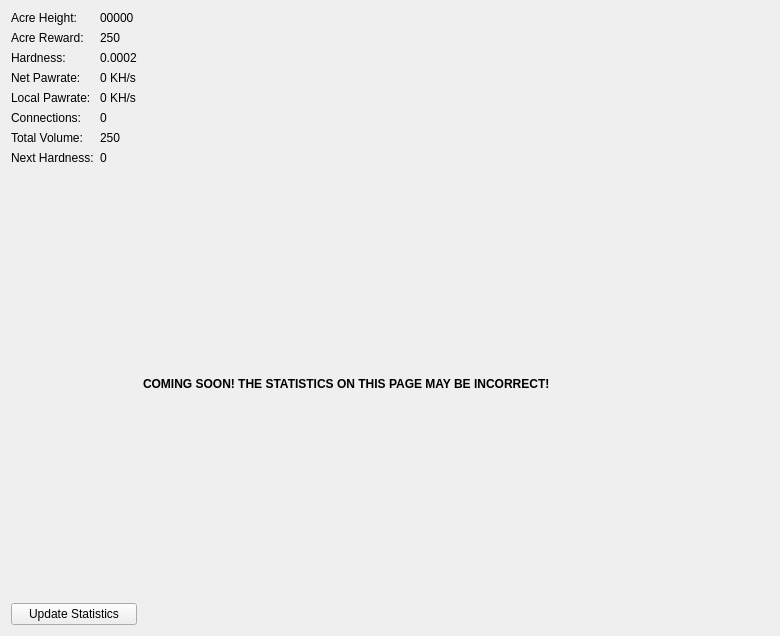
This is src/qt/forms/statisticspage.ui in MrHFox/FoxHole_ as Qt 5 draws it before an edit. The edited form follows.
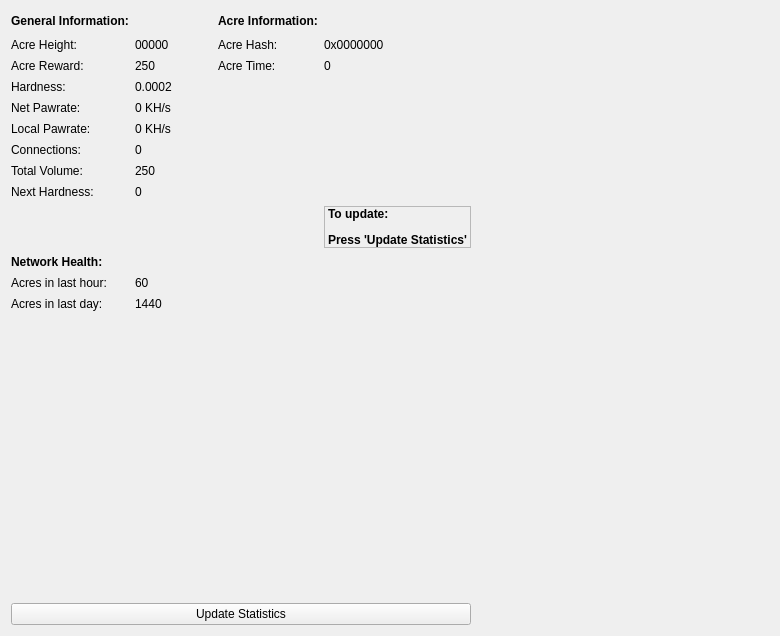
This is the edited form.

Diff of the .ui file:
```diff
--- a/src/qt/forms/statisticspage.ui
+++ b/src/qt/forms/statisticspage.ui
@@ -17,21 +17,8 @@
    <property name="sizeConstraint">
     <enum>QLayout::SetMaximumSize</enum>
    </property>
-   <item row="0" column="2">
-    <spacer name="horizontalSpacer">
-     <property name="orientation">
-      <enum>Qt::Horizontal</enum>
-     </property>
-     <property name="sizeHint" stdset="0">
-      <size>
-       <width>40</width>
-       <height>20</height>
-      </size>
-     </property>
-    </spacer>
-   </item>
    <item row="2" column="0">
-    <spacer name="verticalSpacer">
+    <spacer name="verticalSpacer_2">
      <property name="orientation">
       <enum>Qt::Vertical</enum>
      </property>
@@ -43,86 +30,171 @@
      </property>
     </spacer>
    </item>
-   <item row="3" column="0">
-    <widget class="QPushButton" name="startButton">
-     <property name="text">
-      <string>Update Statistics</string>
+   <item row="1" column="0">
+    <layout class="QGridLayout" name="gridLayout_2">
+     <property name="leftMargin">
+      <number>0</number>
      </property>
-    </widget>
-   </item>
-   <item row="2" column="2">
-    <widget class="QLabel" name="label_2">
-     <property name="text">
-      <string>&lt;html&gt;&lt;head/&gt;&lt;body&gt;&lt;p&gt;&lt;span style=&quot; font-weight:600;&quot;&gt;COMING SOON! THE STATISTICS ON THIS PAGE MAY BE INCORRECT!&lt;/span&gt;&lt;/p&gt;&lt;/body&gt;&lt;/html&gt;</string>
+     <property name="verticalSpacing">
+      <number>7</number>
      </property>
-    </widget>
-   </item>
-   <item row="0" column="0">
-    <layout class="QFormLayout" name="formLayout">
      <item row="0" column="0">
-      <widget class="QLabel" name="label">
+      <widget class="QLabel" name="label_9">
        <property name="text">
-        <string>Acre Height:</string>
+        <string>&lt;html&gt;&lt;head/&gt;&lt;body&gt;&lt;p&gt;&lt;span style=&quot; font-weight:600;&quot;&gt;General Information:&lt;/span&gt;&lt;/p&gt;&lt;/body&gt;&lt;/html&gt;</string>
        </property>
       </widget>
      </item>
-     <item row="0" column="1">
-      <widget class="QLabel" name="heightBox">
+     <item row="1" column="5">
+      <widget class="QLabel" name="hashBox">
        <property name="text">
-        <string>00000</string>
+        <string>0x0000000</string>
        </property>
       </widget>
      </item>
-     <item row="1" column="0">
-      <widget class="QLabel" name="label_3">
-       <property name="text">
-        <string>Acre Reward:</string>
-       </property>
-      </widget>
-     </item>
-     <item row="1" column="1">
+     <item row="2" column="1">
       <widget class="QLabel" name="rewardBox">
        <property name="text">
         <string>250</string>
        </property>
       </widget>
      </item>
+     <item row="9" column="0">
+      <spacer name="verticalSpacer">
+       <property name="orientation">
+        <enum>Qt::Vertical</enum>
+       </property>
+       <property name="sizeHint" stdset="0">
+        <size>
+         <width>20</width>
+         <height>40</height>
+        </size>
+       </property>
+      </spacer>
+     </item>
+     <item row="4" column="1">
+      <widget class="QLabel" name="pawrateBox">
+       <property name="text">
+        <string>0 KH/s</string>
+       </property>
+      </widget>
+     </item>
      <item row="2" column="0">
+      <widget class="QLabel" name="label_3">
+       <property name="text">
+        <string>Acre Reward:</string>
+       </property>
+      </widget>
+     </item>
+     <item row="1" column="0">
+      <widget class="QLabel" name="label">
+       <property name="text">
+        <string>Acre Height:</string>
+       </property>
+      </widget>
+     </item>
+     <item row="7" column="1">
+      <widget class="QLabel" name="volumeBox">
+       <property name="text">
+        <string>250</string>
+       </property>
+      </widget>
+     </item>
+     <item row="3" column="0">
       <widget class="QLabel" name="label_5">
        <property name="text">
         <string>Hardness:</string>
        </property>
       </widget>
      </item>
-     <item row="3" column="0">
-      <widget class="QLabel" name="label_6">
+     <item row="7" column="0">
+      <widget class="QLabel" name="label_4">
        <property name="text">
-        <string>Net Pawrate:</string>
+        <string>Total Volume:</string>
        </property>
       </widget>
      </item>
-     <item row="2" column="1">
+     <item row="1" column="4">
+      <widget class="QLabel" name="label_7">
+       <property name="autoFillBackground">
+        <bool>false</bool>
+       </property>
+       <property name="styleSheet">
+        <string notr="true">border-color: rgb(0, 0, 0);</string>
+       </property>
+       <property name="locale">
+        <locale language="English" country="UnitedStates"/>
+       </property>
+       <property name="text">
+        <string>Acre Hash:</string>
+       </property>
+      </widget>
+     </item>
+     <item row="2" column="4">
+      <widget class="QLabel" name="label_8">
+       <property name="font">
+        <font>
+         <weight>50</weight>
+         <italic>false</italic>
+         <bold>false</bold>
+        </font>
+       </property>
+       <property name="styleSheet">
+        <string notr="true">border-top-color: rgb(104, 104, 104);</string>
+       </property>
+       <property name="frameShape">
+        <enum>QFrame::NoFrame</enum>
+       </property>
+       <property name="frameShadow">
+        <enum>QFrame::Plain</enum>
+       </property>
+       <property name="lineWidth">
+        <number>1</number>
+       </property>
+       <property name="midLineWidth">
+        <number>0</number>
+       </property>
+       <property name="text">
+        <string>Acre Time:</string>
+       </property>
+      </widget>
+     </item>
+     <item row="3" column="1">
       <widget class="QLabel" name="diffBox">
        <property name="text">
         <string>0.0002</string>
        </property>
       </widget>
      </item>
-     <item row="3" column="1">
-      <widget class="QLabel" name="pawrateBox">
+     <item row="1" column="1">
+      <widget class="QLabel" name="heightBox">
        <property name="text">
-        <string>0 KH/s</string>
+        <string>00000</string>
        </property>
       </widget>
      </item>
-     <item row="4" column="1">
-      <widget class="QLabel" name="localBox">
+     <item row="6" column="1">
+      <widget class="QLabel" name="connectionBox">
        <property name="text">
-        <string>0 KH/s</string>
+        <string>0</string>
        </property>
       </widget>
      </item>
      <item row="4" column="0">
+      <widget class="QLabel" name="label_6">
+       <property name="text">
+        <string>Net Pawrate:</string>
+       </property>
+      </widget>
+     </item>
+     <item row="8" column="1">
+      <widget class="QLabel" name="nextBox">
+       <property name="text">
+        <string>0</string>
+       </property>
+      </widget>
+     </item>
+     <item row="5" column="0">
       <widget class="QLabel" name="label3">
        <property name="sizePolicy">
         <sizepolicy hsizetype="Preferred" vsizetype="Maximum">
@@ -135,50 +207,124 @@
        </property>
       </widget>
      </item>
-     <item row="5" column="0">
+     <item row="6" column="0">
       <widget class="QLabel" name="label1">
        <property name="text">
         <string>Connections:</string>
        </property>
       </widget>
      </item>
-     <item row="5" column="1">
-      <widget class="QLabel" name="connectionBox">
-       <property name="text">
-        <string>0</string>
-       </property>
-      </widget>
-     </item>
-     <item row="7" column="0">
+     <item row="8" column="0">
       <widget class="QLabel" name="label2">
        <property name="text">
         <string>Next Hardness:</string>
        </property>
       </widget>
      </item>
-     <item row="7" column="1">
-      <widget class="QLabel" name="nextBox">
+     <item row="5" column="1">
+      <widget class="QLabel" name="localBox">
+       <property name="text">
+        <string>0 KH/s</string>
+       </property>
+      </widget>
+     </item>
+     <item row="11" column="1">
+      <widget class="QLabel" name="hourBox">
+       <property name="text">
+        <string>60</string>
+       </property>
+      </widget>
+     </item>
+     <item row="12" column="0">
+      <widget class="QLabel" name="label_14">
+       <property name="text">
+        <string>Acres in last day:</string>
+       </property>
+      </widget>
+     </item>
+     <item row="0" column="4">
+      <widget class="QLabel" name="label_10">
+       <property name="text">
+        <string>&lt;html&gt;&lt;head/&gt;&lt;body&gt;&lt;p&gt;&lt;span style=&quot; font-weight:600;&quot;&gt;Acre Information:&lt;/span&gt;&lt;/p&gt;&lt;/body&gt;&lt;/html&gt;</string>
+       </property>
+      </widget>
+     </item>
+     <item row="11" column="0">
+      <widget class="QLabel" name="label_12">
+       <property name="text">
+        <string>Acres in last hour:</string>
+       </property>
+      </widget>
+     </item>
+     <item row="10" column="0">
+      <widget class="QLabel" name="label_11">
+       <property name="text">
+        <string>&lt;html&gt;&lt;head/&gt;&lt;body&gt;&lt;p&gt;&lt;span style=&quot; font-weight:600;&quot;&gt;Network Health:&lt;/span&gt;&lt;/p&gt;&lt;/body&gt;&lt;/html&gt;</string>
+       </property>
+      </widget>
+     </item>
+     <item row="2" column="5">
+      <widget class="QLabel" name="timeBox">
        <property name="text">
         <string>0</string>
        </property>
       </widget>
      </item>
-     <item row="6" column="0">
-      <widget class="QLabel" name="label_4">
+     <item row="12" column="1">
+      <widget class="QLabel" name="dayBox">
        <property name="text">
-        <string>Total Volume:</string>
+        <string>1440</string>
        </property>
       </widget>
      </item>
-     <item row="6" column="1">
-      <widget class="QLabel" name="volumeBox">
+     <item row="9" column="5">
+      <widget class="QLabel" name="label_2">
+       <property name="frameShape">
+        <enum>QFrame::StyledPanel</enum>
+       </property>
+       <property name="frameShadow">
+        <enum>QFrame::Sunken</enum>
+       </property>
        <property name="text">
-        <string>250</string>
+        <string>&lt;html&gt;&lt;head/&gt;&lt;body&gt;&lt;p&gt;&lt;span style=&quot; font-weight:600;&quot;&gt;To update:&lt;/span&gt;&lt;/p&gt;&lt;p&gt;&lt;span style=&quot; font-weight:600;&quot;&gt;Press 'Update Statistics'&lt;/span&gt;&lt;/p&gt;&lt;/body&gt;&lt;/html&gt;</string>
        </property>
       </widget>
      </item>
+     <item row="0" column="3">
+      <spacer name="horizontalSpacer_2">
+       <property name="orientation">
+        <enum>Qt::Horizontal</enum>
+       </property>
+       <property name="sizeHint" stdset="0">
+        <size>
+         <width>40</width>
+         <height>20</height>
+        </size>
+       </property>
+      </spacer>
+     </item>
     </layout>
    </item>
+   <item row="3" column="0">
+    <widget class="QPushButton" name="startButton">
+     <property name="text">
+      <string>Update Statistics</string>
+     </property>
+    </widget>
+   </item>
+   <item row="1" column="1">
+    <spacer name="horizontalSpacer">
+     <property name="orientation">
+      <enum>Qt::Horizontal</enum>
+     </property>
+     <property name="sizeHint" stdset="0">
+      <size>
+       <width>40</width>
+       <height>20</height>
+      </size>
+     </property>
+    </spacer>
+   </item>
   </layout>
  </widget>
  <layoutdefault spacing="6" margin="11"/>
```
